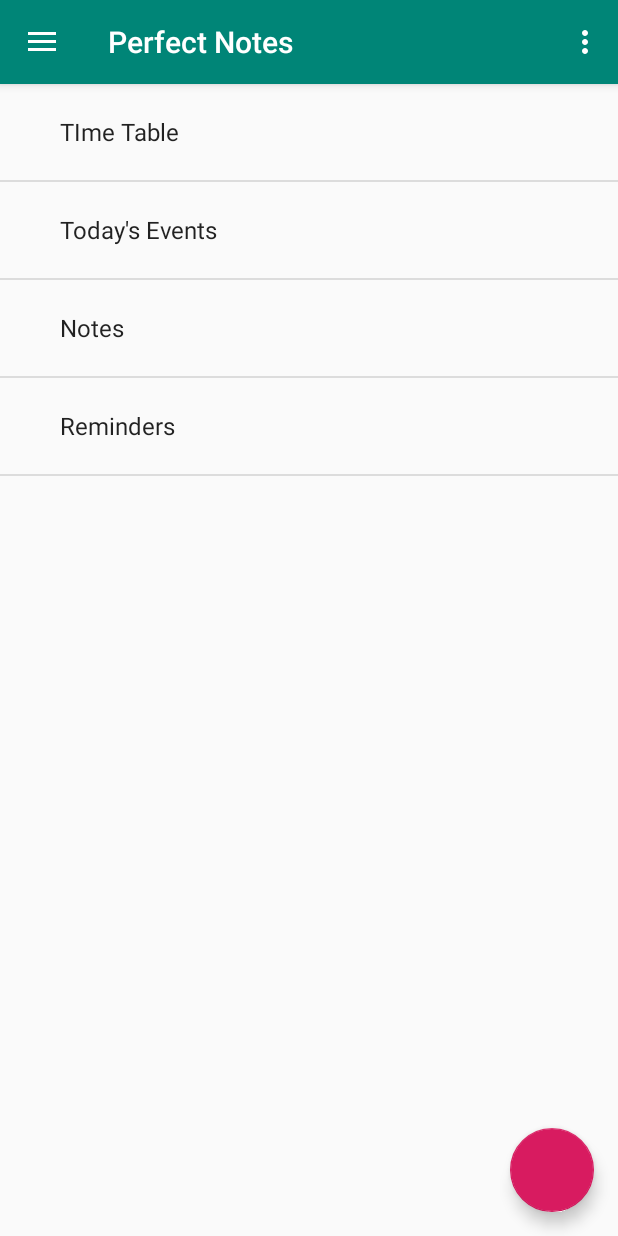
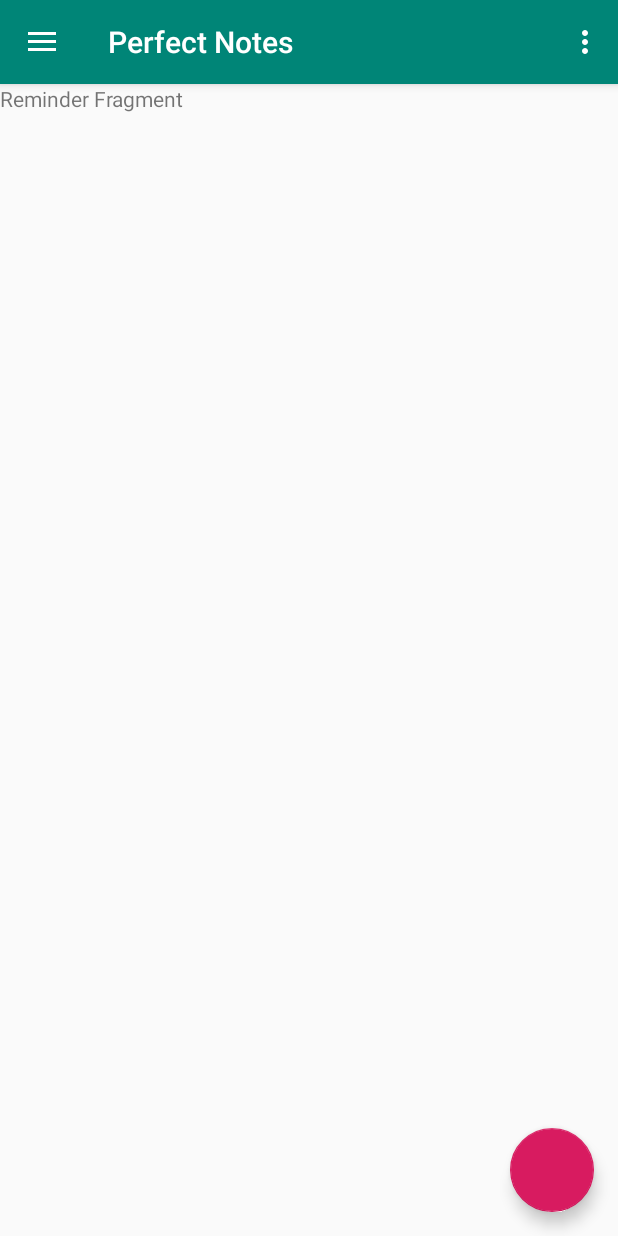
Before and after one commit to Perfect-Notes/perfect-notes-demo, an Android app: the screen it shows after launch (MainActivity), in the side drawer, after a tap on "Reminders", on a phone screen of 412 x 824 dp. Run offline under Robolectric (Android 15) with nearby library versions, the phone set to English and light mode, and no system bars.

Commit message:
base created
fragments added, todo fragment created

```diff
--- a/app/src/main/AndroidManifest.xml
+++ b/app/src/main/AndroidManifest.xml
@@ -12,7 +12,8 @@
         <activity
             android:name=".MainActivity"
             android:label="@string/app_name"
-            android:theme="@style/AppTheme.NoActionBar">
+            android:theme="@style/AppTheme.NoActionBar"
+            >
             <intent-filter>
                 <action android:name="android.intent.action.MAIN" />
 
--- a/app/src/main/java/com/androidexample/perfectnotes/MainActivity.java
+++ b/app/src/main/java/com/androidexample/perfectnotes/MainActivity.java
@@ -20,16 +20,16 @@ import java.lang.reflect.Array;
 public class MainActivity extends AppCompatActivity
         implements NavigationView.OnNavigationItemSelectedListener {
 
-    ListView listView;
+    //ListView listView;
 
     @Override
     protected void onCreate(Bundle savedInstanceState) {
         super.onCreate(savedInstanceState);
         setContentView(R.layout.activity_main);
-        Toolbar toolbar = (Toolbar) findViewById(R.id.toolbar);
+        Toolbar toolbar = findViewById(R.id.toolbar);
         setSupportActionBar(toolbar);
-        listView = findViewById(R.id.lv1);
-        FloatingActionButton fab = (FloatingActionButton) findViewById(R.id.fab);
+        //listView = findViewById(R.id.lv1);
+        FloatingActionButton fab = findViewById(R.id.fab);
         fab.setOnClickListener(new View.OnClickListener() {
             @Override
             public void onClick(View view) {
@@ -37,7 +37,7 @@ public class MainActivity extends AppCompatActivity
             }
         });
 
-        DrawerLayout drawer = (DrawerLayout) findViewById(R.id.drawer_layout);
+        DrawerLayout drawer = findViewById(R.id.drawer_layout);
         ActionBarDrawerToggle toggle = new ActionBarDrawerToggle(
                 this, drawer, toolbar, R.string.navigation_drawer_open, R.string.navigation_drawer_close);
         drawer.addDrawerListener(toggle);
@@ -47,8 +47,8 @@ public class MainActivity extends AppCompatActivity
         navigationView.setNavigationItemSelectedListener(this);
 
         String[] string=new String[]{"TIme Table","Today's Events","Notes","Reminders"};
-        ArrayAdapter<String> adapter=new ArrayAdapter(MainActivity.this,android.R.layout.simple_expandable_list_item_1,string);
-        listView.setAdapter(adapter);
+        //ArrayAdapter<String> adapter=new ArrayAdapter<>(MainActivity.this,android.R.layout.simple_list_item_1,string);
+        //listView.setAdapter(adapter);
     }
 
     @Override
@@ -91,11 +91,16 @@ public class MainActivity extends AppCompatActivity
 
         if (id == R.id.time_table) {
             // Handle the camera action
+            getSupportFragmentManager().beginTransaction().replace(R.id.frame_container,new time_table_fragment()).commit();
+
         } else if (id == R.id.events) {
+            getSupportFragmentManager().beginTransaction().replace(R.id.frame_container,new time_table_fragment()).commit();
 
         } else if (id == R.id.reminders) {
+            getSupportFragmentManager().beginTransaction().replace(R.id.frame_container,new ReminderFragment()).commit();
 
         } else if (id == R.id.notes) {
+            getSupportFragmentManager().beginTransaction().replace(R.id.frame_container,new ToDoFragment()).commit();
 
         }
         DrawerLayout drawer = (DrawerLayout) findViewById(R.id.drawer_layout);
--- /dev/null
+++ b/app/src/main/java/com/androidexample/perfectnotes/ReminderFragment.java
@@ -0,0 +1,29 @@
+package com.androidexample.perfectnotes;
+
+
+import android.os.Bundle;
+import android.support.v4.app.Fragment;
+import android.view.LayoutInflater;
+import android.view.View;
+import android.view.ViewGroup;
+
+
+/**
+ * A simple {@link Fragment} subclass.
+ */
+public class ReminderFragment extends Fragment {
+
+
+    public ReminderFragment() {
+        // Required empty public constructor
+    }
+
+
+    @Override
+    public View onCreateView(LayoutInflater inflater, ViewGroup container,
+                             Bundle savedInstanceState) {
+        // Inflate the layout for this fragment
+        return inflater.inflate(R.layout.fragment_reminder, container, false);
+    }
+
+}
--- /dev/null
+++ b/app/src/main/java/com/androidexample/perfectnotes/time_table_fragment.java
@@ -0,0 +1,29 @@
+package com.androidexample.perfectnotes;
+
+
+import android.os.Bundle;
+import android.support.v4.app.Fragment;
+import android.view.LayoutInflater;
+import android.view.View;
+import android.view.ViewGroup;
+
+
+/**
+ * A simple {@link Fragment} subclass.
+ */
+public class time_table_fragment extends Fragment {
+
+
+    public time_table_fragment() {
+        // Required empty public constructor
+    }
+
+
+    @Override
+    public View onCreateView(LayoutInflater inflater, ViewGroup container,
+                             Bundle savedInstanceState) {
+        // Inflate the layout for this fragment
+        return inflater.inflate(R.layout.fragment_time_table_fragment, container, false);
+    }
+
+}
--- a/app/src/main/res/layout/app_bar_main.xml
+++ b/app/src/main/res/layout/app_bar_main.xml
@@ -6,7 +6,14 @@
     android:layout_height="match_parent"
     tools:context=".MainActivity">
 
+    <LinearLayout
+        android:layout_width="match_parent"
+        android:layout_height="match_parent"
+        android:orientation="vertical"
+        >
+
         <android.support.design.widget.AppBarLayout
+            android:id="@+id/appbar"
             android:layout_width="match_parent"
             android:layout_height="wrap_content"
             android:theme="@style/AppTheme.AppBarOverlay">
@@ -20,7 +27,13 @@
 
         </android.support.design.widget.AppBarLayout>
 
-    <include layout="@layout/content_main" />
+        <!--<include layout="@layout/content_main" />-->
+
+        <FrameLayout
+            android:id="@+id/frame_container"
+            android:layout_width="match_parent"
+            android:layout_height="match_parent" />
+    </LinearLayout>
 
     <android.support.design.widget.FloatingActionButton
         android:id="@+id/fab"
--- a/app/src/main/res/layout/content_main.xml
+++ /dev/null
@@ -1,25 +0,0 @@
-<?xml version="1.0" encoding="utf-8"?>
-<android.support.constraint.ConstraintLayout xmlns:android="http://schemas.android.com/apk/res/android"
-    xmlns:app="http://schemas.android.com/apk/res-auto"
-    xmlns:tools="http://schemas.android.com/tools"
-    android:layout_width="match_parent"
-    android:layout_height="match_parent"
-    app:layout_behavior="@string/appbar_scrolling_view_behavior"
-    tools:context=".MainActivity"
-    tools:showIn="@layout/app_bar_main">
-
-    <TextView
-        android:layout_width="wrap_content"
-        android:layout_height="wrap_content"
-        app:layout_constraintBottom_toBottomOf="parent"
-        app:layout_constraintLeft_toLeftOf="parent"
-        app:layout_constraintRight_toRightOf="parent"
-        app:layout_constraintTop_toTopOf="parent" />
-    <ListView
-        android:layout_width="match_parent"
-        android:id="@+id/lv1"
-        android:layout_height="match_parent">
-
-    </ListView>
-
-</android.support.constraint.ConstraintLayout>
--- /dev/null
+++ b/app/src/main/res/layout/fragment_reminder.xml
@@ -0,0 +1,14 @@
+<?xml version="1.0" encoding="utf-8"?>
+<FrameLayout xmlns:android="http://schemas.android.com/apk/res/android"
+    xmlns:tools="http://schemas.android.com/tools"
+    android:layout_width="match_parent"
+    android:layout_height="match_parent"
+    tools:context=".ReminderFragment">
+
+    <!-- TODO: Update blank fragment layout -->
+    <TextView
+        android:layout_width="match_parent"
+        android:layout_height="match_parent"
+        android:text="Reminder Fragment" />
+
+</FrameLayout>
--- /dev/null
+++ b/app/src/main/res/menu/to_do_menu.xml
@@ -0,0 +1,18 @@
+<?xml version="1.0" encoding="utf-8"?>
+<menu xmlns:app="http://schemas.android.com/apk/res-auto"
+    xmlns:android="http://schemas.android.com/apk/res/android">
+
+    <!--<item
+        android:title="Settings"
+        android:id="@+id/settings"
+        />-->
+    <item
+        android:title="Add"
+        android:id="@+id/addtoDo_menu"
+        android:icon="@android:drawable/ic_menu_add"
+        android:orderInCategory="1"
+        app:showAsAction="always"
+        android:iconTint="#fff"
+        />
+
+</menu>
--- a/app/src/main/res/values/colors.xml
+++ b/app/src/main/res/values/colors.xml
@@ -3,4 +3,5 @@
     <color name="colorPrimary">#008577</color>
     <color name="colorPrimaryDark">#00574B</color>
     <color name="colorAccent">#D81B60</color>
+    <color name="cardViewColor">#DBDDDE</color>
 </resources>
```
Also changed, not shown: app/src/main/java/com/androidexample/perfectnotes/ToDoFragment.java (added, +162 -0 lines), app/src/main/java/com/androidexample/perfectnotes/TodoRecyclerViewAdapter.java (added, +88 -0 lines), app/src/main/res/layout/fragment_time_table_fragment.xml (added, +14 -0 lines), app/src/main/res/layout/fragment_to_do.xml (added, +23 -0 lines), app/src/main/res/layout/to_do_custom_dialog.xml (added, +84 -0 lines), app/src/main/res/layout/to_do_list_item.xml (added, +33 -0 lines), app/src/main/res/values/strings.xml (+7 -0 lines). Lines whose indentation alone changed are shown as unchanged.
